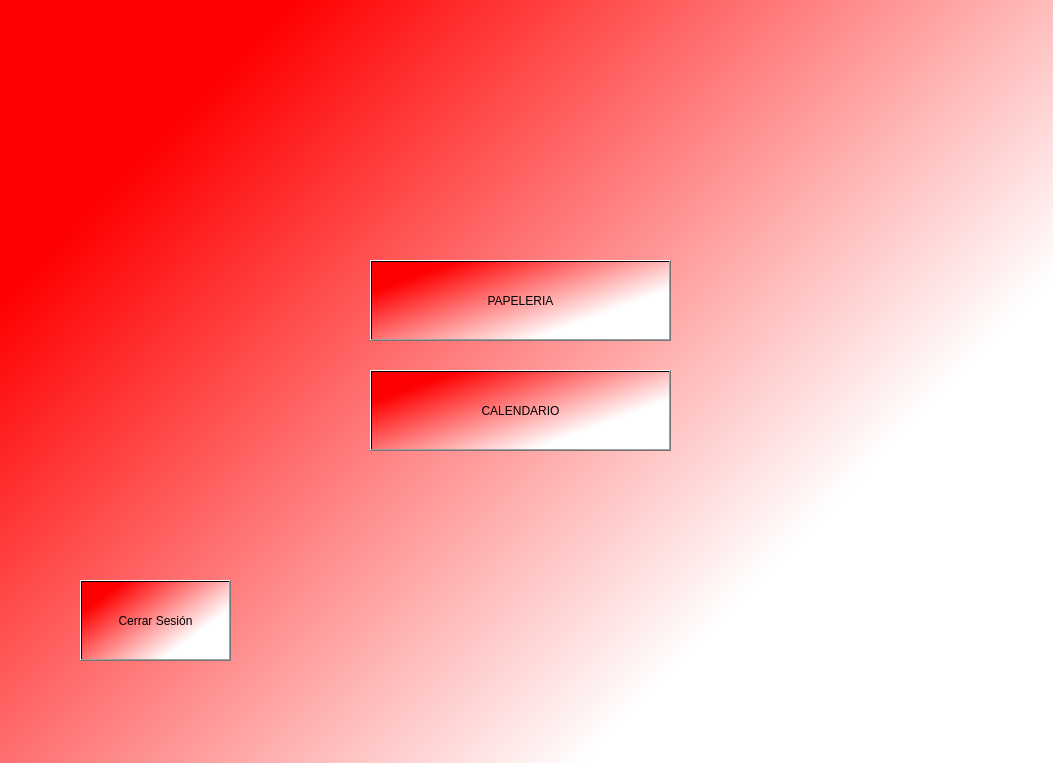
Qt form gui/ventana_seleccionar.ui (SamuelOUS/GestionU) before a commit.
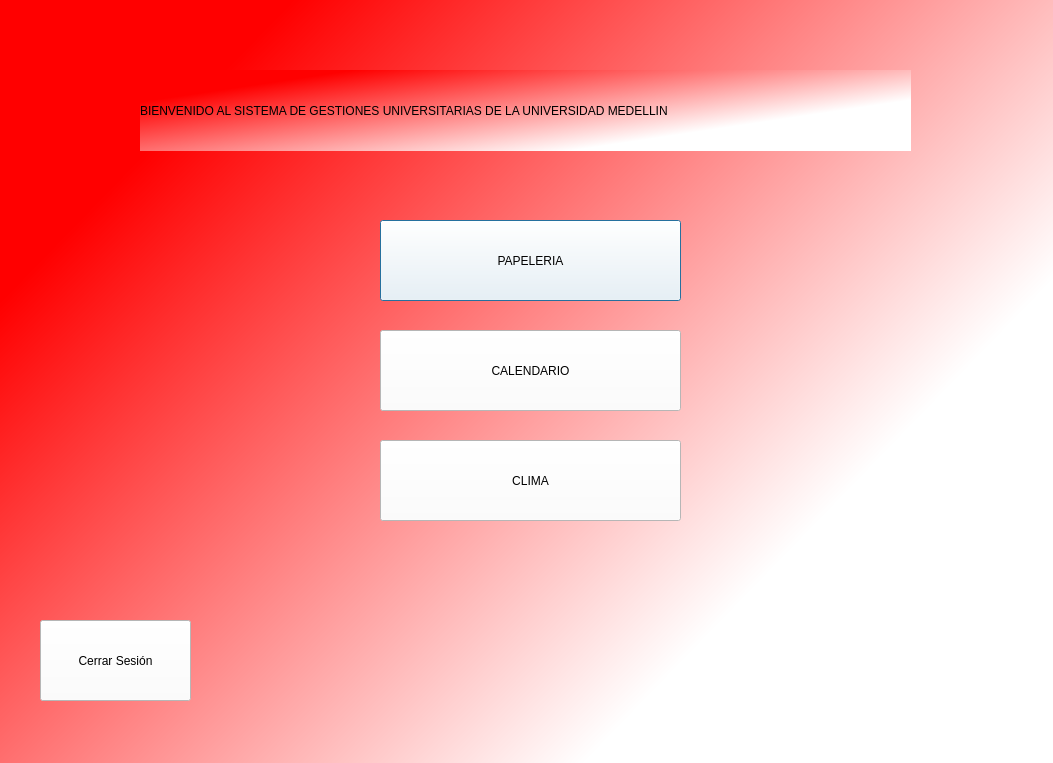
The same form after that commit. Icons and pictures are not drawn.

Patch:
```diff
--- a/gui/ventana_seleccionar.ui
+++ b/gui/ventana_seleccionar.ui
@@ -19,12 +19,16 @@
   <widget class="QPushButton" name="Boton_Papeleria">
    <property name="geometry">
     <rect>
-     <x>370</x>
-     <y>260</y>
+     <x>380</x>
+     <y>220</y>
      <width>301</width>
      <height>81</height>
     </rect>
    </property>
+   <property name="styleSheet">
+    <string notr="true">background-color: rgb(255, 255, 255);
+font: 20pt &quot;Monospac821 BT&quot;;</string>
+   </property>
    <property name="text">
     <string>PAPELERIA</string>
    </property>
@@ -32,12 +36,16 @@
   <widget class="QPushButton" name="Boton_cerrar">
    <property name="geometry">
     <rect>
-     <x>80</x>
-     <y>580</y>
+     <x>40</x>
+     <y>620</y>
      <width>151</width>
      <height>81</height>
     </rect>
    </property>
+   <property name="styleSheet">
+    <string notr="true">background-color: rgb(255, 255, 255);
+font: 10pt &quot;Monospac821 BT&quot;;</string>
+   </property>
    <property name="text">
     <string>Cerrar Sesión</string>
    </property>
@@ -45,16 +53,73 @@
   <widget class="QPushButton" name="Boton_calendario">
    <property name="geometry">
     <rect>
-     <x>370</x>
-     <y>370</y>
+     <x>380</x>
+     <y>330</y>
      <width>301</width>
      <height>81</height>
     </rect>
    </property>
+   <property name="styleSheet">
+    <string notr="true">background-color: rgb(255, 255, 255);
+font: 20pt &quot;Monospac821 BT&quot;;</string>
+   </property>
    <property name="text">
     <string>CALENDARIO</string>
    </property>
   </widget>
+  <widget class="QPushButton" name="Boton_clima">
+   <property name="geometry">
+    <rect>
+     <x>380</x>
+     <y>440</y>
+     <width>301</width>
+     <height>81</height>
+    </rect>
+   </property>
+   <property name="styleSheet">
+    <string notr="true">background-color: rgb(255, 255, 255);
+font: 20pt &quot;Monospac821 BT&quot;;</string>
+   </property>
+   <property name="text">
+    <string>CLIMA</string>
+   </property>
+  </widget>
+  <widget class="QLabel" name="label_4">
+   <property name="geometry">
+    <rect>
+     <x>140</x>
+     <y>70</y>
+     <width>771</width>
+     <height>81</height>
+    </rect>
+   </property>
+   <property name="styleSheet">
+    <string notr="true">
+font: 75 10pt &quot;Monospac821 BT&quot;;</string>
+   </property>
+   <property name="text">
+    <string>BIENVENIDO AL SISTEMA DE GESTIONES UNIVERSITARIAS DE LA UNIVERSIDAD MEDELLIN</string>
+   </property>
+  </widget>
+  <widget class="QLabel" name="label_5">
+   <property name="geometry">
+    <rect>
+     <x>860</x>
+     <y>580</y>
+     <width>141</width>
+     <height>161</height>
+    </rect>
+   </property>
+   <property name="styleSheet">
+    <string notr="true">background-color: rgb(255, 255, 255);</string>
+   </property>
+   <property name="text">
+    <string/>
+   </property>
+   <property name="pixmap">
+    <pixmap>../imagenes/logo_u.png</pixmap>
+   </property>
+  </widget>
  </widget>
  <resources/>
  <connections/>
```
Left out of the diff: 2 changed lines with no effect on the pictures.
